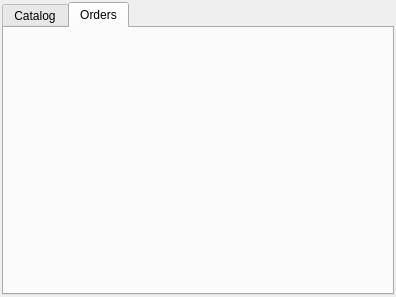
itumashyk/TofP, file userform.ui: the form before one commit.
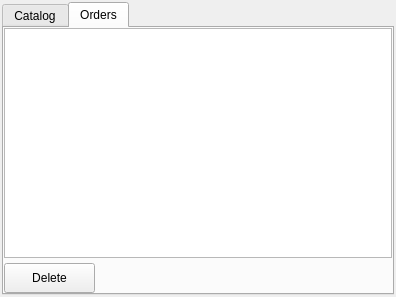
The form after the commit. The open tabs and pages were chosen to show the change.

Commit message: Userform chnaged

Patch:
```diff
--- a/userform.ui
+++ b/userform.ui
@@ -90,6 +90,65 @@
       <attribute name="title">
        <string>Orders</string>
       </attribute>
+      <layout class="QVBoxLayout" name="verticalLayout_3">
+       <property name="spacing">
+        <number>5</number>
+       </property>
+       <property name="margin">
+        <number>0</number>
+       </property>
+       <item>
+        <widget class="QTableView" name="tableViewOrders">
+         <property name="editTriggers">
+          <set>QAbstractItemView::DoubleClicked</set>
+         </property>
+         <property name="alternatingRowColors">
+          <bool>true</bool>
+         </property>
+         <property name="selectionMode">
+          <enum>QAbstractItemView::SingleSelection</enum>
+         </property>
+         <property name="selectionBehavior">
+          <enum>QAbstractItemView::SelectRows</enum>
+         </property>
+         <property name="sortingEnabled">
+          <bool>true</bool>
+         </property>
+         <attribute name="horizontalHeaderShowSortIndicator" stdset="0">
+          <bool>true</bool>
+         </attribute>
+         <attribute name="horizontalHeaderStretchLastSection">
+          <bool>true</bool>
+         </attribute>
+         <attribute name="verticalHeaderVisible">
+          <bool>false</bool>
+         </attribute>
+        </widget>
+       </item>
+       <item>
+        <widget class="QWidget" name="widget_2" native="true">
+         <property name="minimumSize">
+          <size>
+           <width>0</width>
+           <height>30</height>
+          </size>
+         </property>
+         <widget class="QPushButton" name="deleteButton">
+          <property name="geometry">
+           <rect>
+            <x>0</x>
+            <y>0</y>
+            <width>91</width>
+            <height>30</height>
+           </rect>
+          </property>
+          <property name="text">
+           <string>Delete</string>
+          </property>
+         </widget>
+        </widget>
+       </item>
+      </layout>
      </widget>
     </widget>
    </item>
```
Left out of the diff: 2 changed lines with no effect on the pictures. The commit also changes 2 other files.
